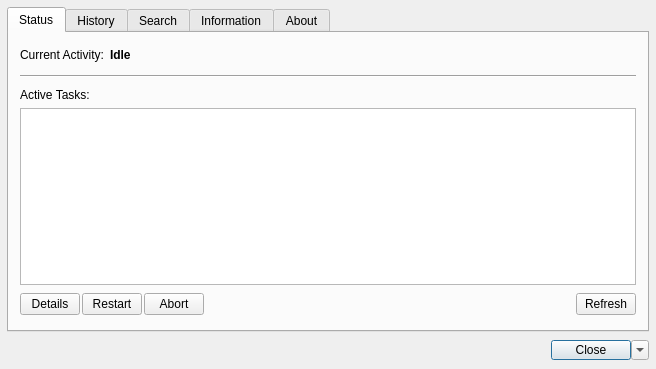
First picture: the form in CloudAgent/yca_mainwindow.ui, repository WillForan/yarraclient, before the edit.
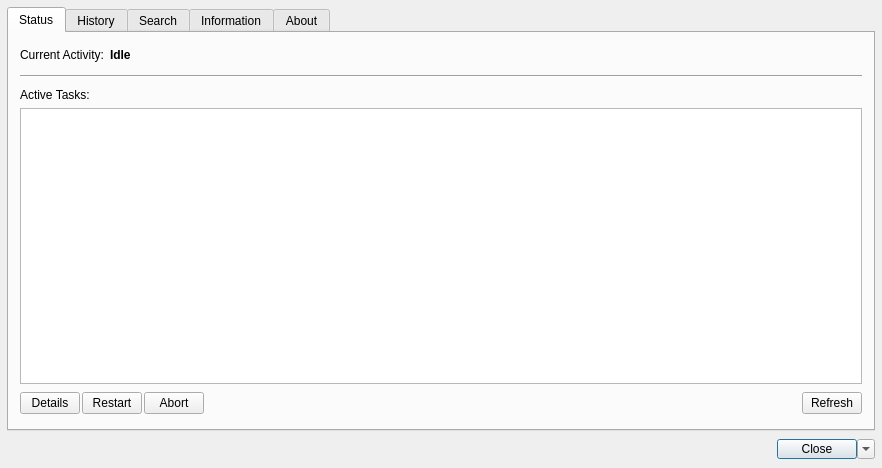
Second picture: the form after the edit. Icons and pictures are not drawn.

```diff
--- a/CloudAgent/yca_mainwindow.ui
+++ b/CloudAgent/yca_mainwindow.ui
@@ -9,8 +9,8 @@
    <rect>
     <x>0</x>
     <y>0</y>
-    <width>656</width>
-    <height>369</height>
+    <width>882</width>
+    <height>468</height>
    </rect>
   </property>
   <property name="windowTitle">
```
